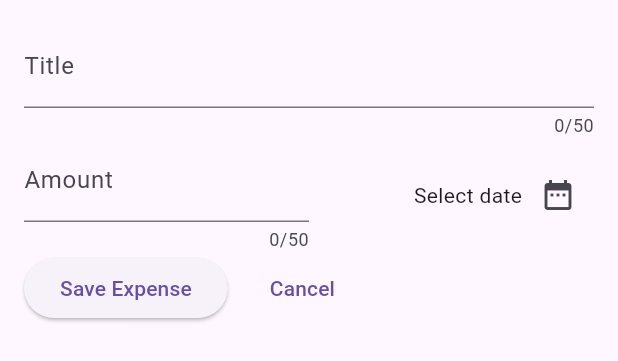
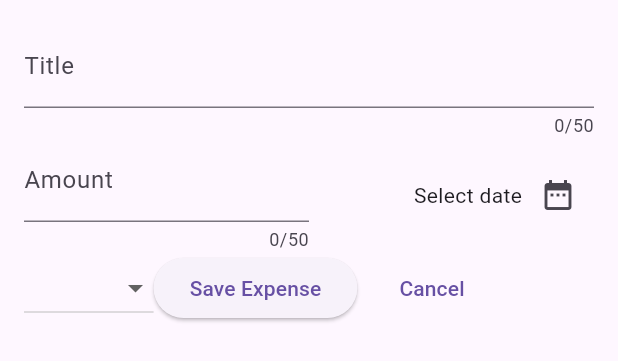
Before and after one commit to ammarelriyali/Expenses-Tracker, a Flutter app: the NewExpensesPage widget shown alone on an empty page, opened directly, on a phone screen of 412 x 824 dp. Shown: the top 361 px of the screen. Run offline on Flutter 3.47's test engine with Material 3 defaults, Android fonts, the phone set to English and light mode, and no system bars.

Commit message:
add Dropdown Button ui

```diff
--- a/expenses_tracker/lib/Module/Expenses/Widgets/Screens/new_expenses_page.dart
+++ b/expenses_tracker/lib/Module/Expenses/Widgets/Screens/new_expenses_page.dart
@@ -1,3 +1,4 @@
+import 'package:expenses_tracker/Module/Expenses/Enums/category_enum.dart';
 import 'package:expenses_tracker/Util/Constants/expenses/new_expense_constants.dart';
 import 'package:expenses_tracker/Util/Constants/theme_constants.dart';
 import 'package:flutter/material.dart';
@@ -75,6 +76,8 @@ class _NewExpensesPage extends State<NewExpensesPage> {
           ),
           Row(
             children: [
+            DropdownButton(items: CategoryEnum.values.map((category) => DropdownMenuItem(value: category, child: Text(category.name.toUpperCase()))).toList(),
+             onChanged: (value) => print(value)),
               ElevatedButton(
                   onPressed: () {
                     print(_titleTextController.text);
```
